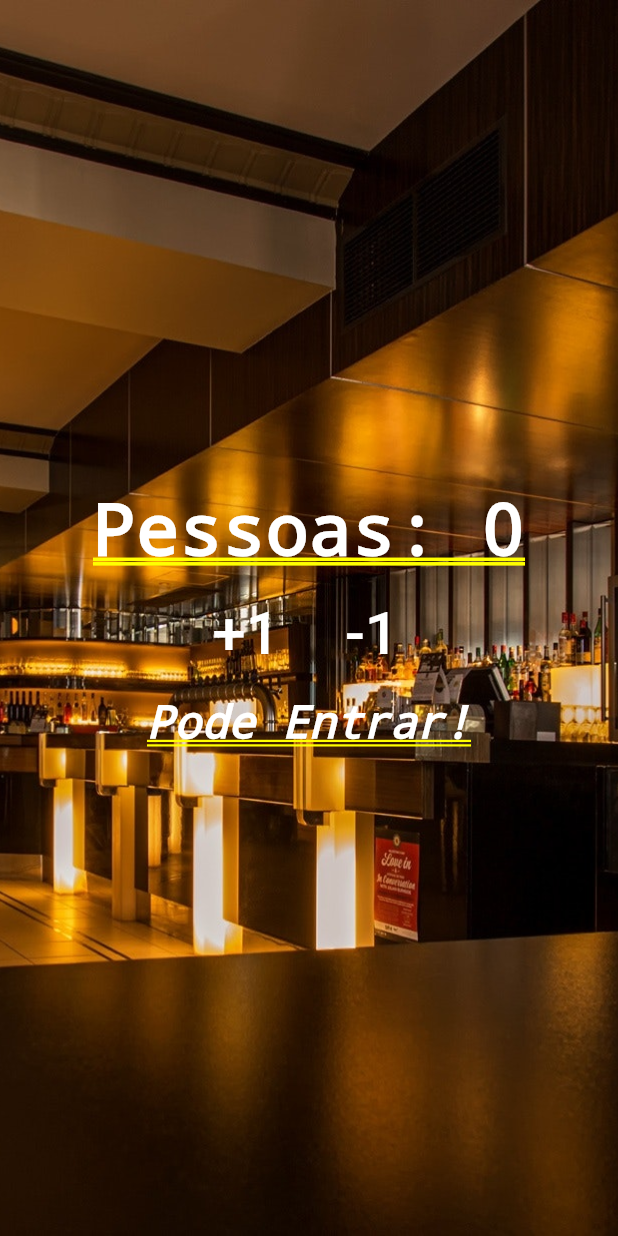
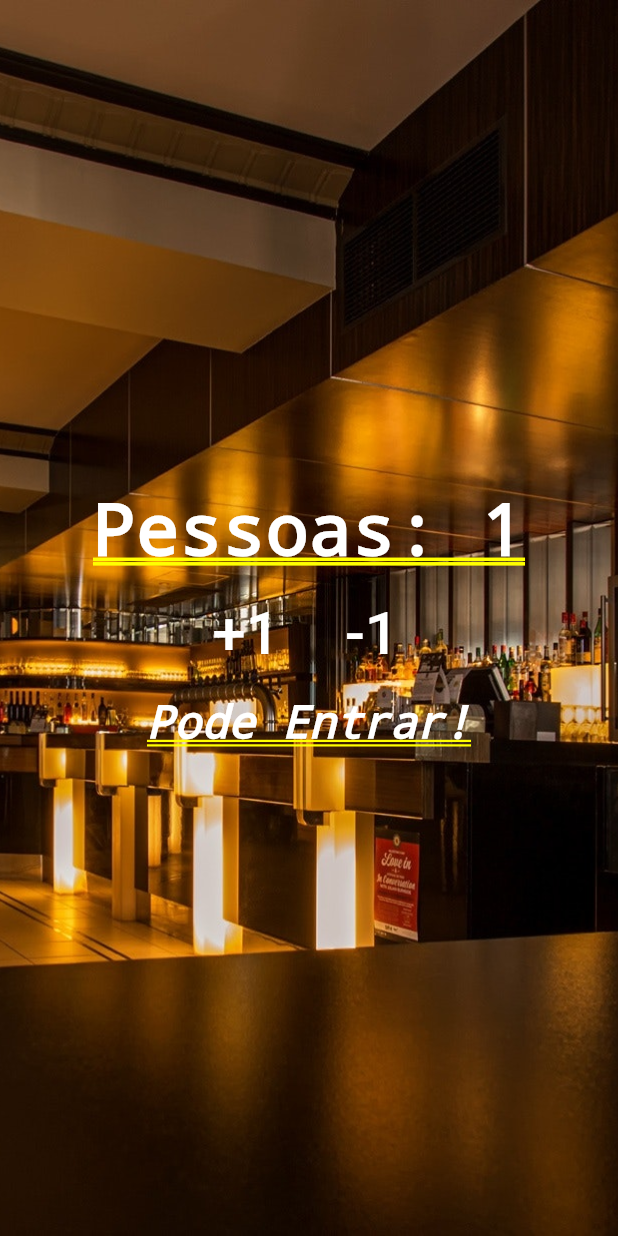
Before and after one commit to gabsabreu/contador, a Flutter app: the screen it shows after launch, after a tap on "+1", on a phone screen of 412 x 824 dp. Run offline on Flutter 3.47's test engine with Material 2 defaults, Android fonts, the phone set to English and light mode, and no system bars.

Commit message:
add count function

```diff
--- a/lib/main.dart
+++ b/lib/main.dart
@@ -1,9 +1,28 @@
 import 'package:flutter/material.dart';
 
 void main(List<String> args) {
-  runApp(MaterialApp(
-      title: "Contador de Pessoas",
-      home: Stack(children: [
+  runApp(MaterialApp(title: "Contador de Pessoas", home: Home()));
+}
+
+class Home extends StatefulWidget {
+  const Home({Key? key}) : super(key: key);
+
+  @override
+  _HomeState createState() => _HomeState();
+}
+
+class _HomeState extends State<Home> {
+  int _people = 0;
+
+  void _changePeople(int delta) {
+    setState(() {
+      _people += delta;
+    });
+  }
+
+  @override
+  Widget build(BuildContext context) {
+    return Stack(children: [
       Image.asset(
         "images/restaurant.jpg",
         fit: BoxFit.cover,
@@ -13,7 +32,7 @@ void main(List<String> args) {
         mainAxisAlignment: MainAxisAlignment.center,
         children: [
           Text(
-              "Pessoas: 0",
+            "Pessoas: $_people",
             style: TextStyle(color: Colors.white),
           ),
           Row(
@@ -22,7 +41,9 @@ void main(List<String> args) {
               Padding(
                 padding: EdgeInsets.all(10),
                 child: TextButton(
-                      onPressed: () {},
+                    onPressed: () {
+                      _changePeople(1);
+                    },
                     child: Text(
                       "+1",
                       style: TextStyle(color: Colors.white, fontSize: 40),
@@ -31,7 +52,9 @@ void main(List<String> args) {
               Padding(
                 padding: EdgeInsets.all(10.0),
                 child: TextButton(
-                      onPressed: () {},
+                    onPressed: () {
+                      _changePeople(-1);
+                    },
                     child: Text(
                       "-1",
                       style: TextStyle(color: Colors.white, fontSize: 40),
@@ -42,11 +65,10 @@ void main(List<String> args) {
           Text(
             "Pode Entrar!",
             style: TextStyle(
-                  color: Colors.white,
-                  fontStyle: FontStyle.italic,
-                  fontSize: 30),
+                color: Colors.white, fontStyle: FontStyle.italic, fontSize: 30),
           )
         ],
       )
-      ])));
+    ]);
   }
+}
```
Lines whose indentation alone changed are shown as unchanged.
